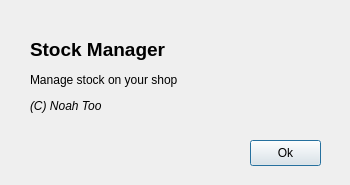
This is src/ui/about.ui in krivahtoo/stockmanager as Qt 5 draws it before an edit. The edited form follows.
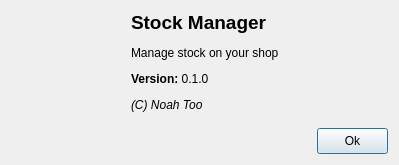
This is the edited form. Icons and pictures are not drawn.

Patch:
```diff
--- a/src/ui/about.ui
+++ b/src/ui/about.ui
@@ -9,8 +9,8 @@
    <rect>
     <x>0</x>
     <y>0</y>
-    <width>350</width>
-    <height>185</height>
+    <width>399</width>
+    <height>165</height>
    </rect>
   </property>
   <property name="windowTitle">
@@ -19,17 +19,31 @@
   <property name="modal">
    <bool>true</bool>
   </property>
+  <layout class="QVBoxLayout" name="verticalLayout">
+   <item>
+    <layout class="QHBoxLayout" name="horizontalLayout_2">
+     <item>
+      <widget class="QLabel" name="label_2">
+       <property name="maximumSize">
+        <size>
+         <width>114</width>
+         <height>16777215</height>
+        </size>
+       </property>
+       <property name="text">
+        <string>&lt;html&gt;
+&lt;head/&gt;&lt;body&gt;
+
+&lt;p&gt;&lt;img src=&quot;:/images/logo-small.svg&quot; height=&quot;100&quot; width=&quot;100&quot; /&gt;&lt;/p&gt;
+
+&lt;/body&gt;&lt;/html&gt;</string>
+       </property>
+      </widget>
+     </item>
+     <item>
   <widget class="QLabel" name="label">
-   <property name="geometry">
-    <rect>
-     <x>30</x>
-     <y>30</y>
-     <width>201</width>
-     <height>91</height>
-    </rect>
-   </property>
    <property name="text">
-    <string>&lt;html&gt;&lt;head/&gt;&lt;body&gt;&lt;p&gt;&lt;span style=&quot; font-size:14pt; font-weight:600;&quot;&gt;Stock Manager&lt;/span&gt;&lt;/p&gt;&lt;p&gt;Manage stock on your shop&lt;/p&gt;&lt;p&gt;&lt;span style=&quot; font-style:italic;&quot;&gt;(C) Noah Too&lt;/span&gt;&lt;/p&gt;&lt;/body&gt;&lt;/html&gt;</string>
+        <string>&lt;html&gt;&lt;head/&gt;&lt;body&gt;&lt;p&gt;&lt;span style=&quot; font-size:14pt; font-weight:600;&quot;&gt;Stock Manager&lt;/span&gt;&lt;/p&gt;&lt;p&gt;Manage stock on your shop&lt;/p&gt;&lt;p&gt;&lt;span style=&quot; font-weight:600;&quot;&gt;Version:&lt;/span&gt; 0.1.0&lt;/p&gt;&lt;p&gt;&lt;span style=&quot; font-style:italic;&quot;&gt;(C) Noah Too&lt;/span&gt;&lt;/p&gt;&lt;/body&gt;&lt;/html&gt;</string>
    </property>
    <property name="textFormat">
     <enum>Qt::RichText</enum>
@@ -38,15 +52,39 @@
     <bool>true</bool>
    </property>
   </widget>
+     </item>
+    </layout>
+   </item>
+   <item>
+    <spacer name="verticalSpacer">
+     <property name="orientation">
+      <enum>Qt::Vertical</enum>
+     </property>
+     <property name="sizeHint" stdset="0">
+      <size>
+       <width>20</width>
+       <height>40</height>
+      </size>
+     </property>
+    </spacer>
+   </item>
+   <item>
+    <layout class="QHBoxLayout" name="horizontalLayout">
+     <item>
+      <spacer name="horizontalSpacer">
+       <property name="orientation">
+        <enum>Qt::Horizontal</enum>
+       </property>
+       <property name="sizeHint" stdset="0">
+        <size>
+         <width>40</width>
+         <height>20</height>
+        </size>
+       </property>
+      </spacer>
+     </item>
+     <item>
   <widget class="QPushButton" name="pushButton">
-   <property name="geometry">
-    <rect>
-     <x>250</x>
-     <y>140</y>
-     <width>71</width>
-     <height>26</height>
-    </rect>
-   </property>
    <property name="minimumSize">
     <size>
      <width>71</width>
@@ -63,6 +101,10 @@
     <string>Ok</string>
    </property>
   </widget>
+     </item>
+    </layout>
+   </item>
+  </layout>
  </widget>
  <resources/>
  <connections>
```
Left out of the diff: 4 changed lines with no effect on the pictures. Lines whose indentation alone changed are shown as unchanged.
